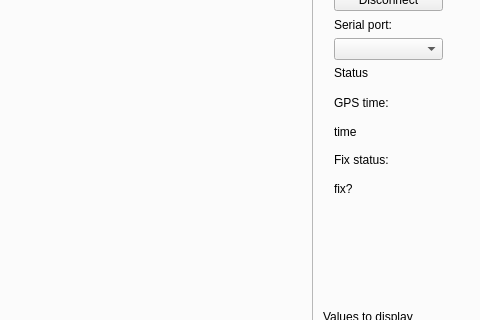
The window that Trobot_Qt/trobotqt.ui (LRMPUT/TAPAS) describes before a commit, drawn with Qt 5; both pictures show x 349 to 829 and y 96 to 416 of the 829 by 705 pixel window.
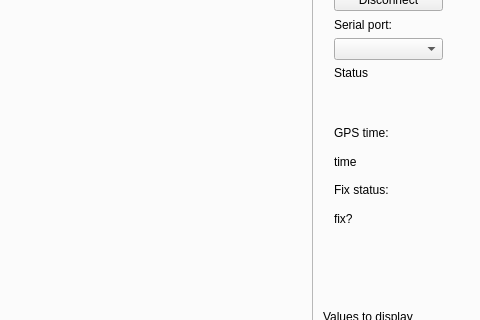
The same window after the commit. The open tabs and pages were chosen to show the change.

```diff
--- a/Trobot_Qt/trobotqt.ui
+++ b/Trobot_Qt/trobotqt.ui
@@ -696,7 +696,7 @@
       <property name="geometry">
        <rect>
         <x>670</x>
-        <y>150</y>
+        <y>180</y>
         <width>131</width>
         <height>131</height>
        </rect>
```
Left out of the diff: 2 changed lines with no effect on the pictures.
